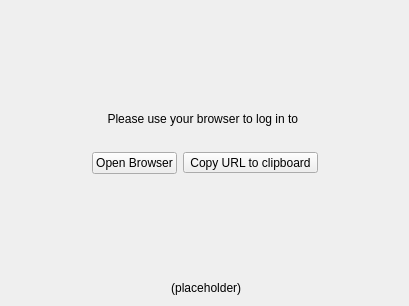
First picture: the form in src/gui/newwizard/pages/oauthcredentialssetupwizardpage.ui, repository GrossLukas/client, before the edit.
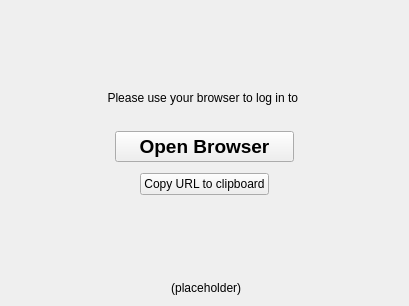
Second picture: the form after the edit. Icons and pictures are not drawn.

Commit message:
Highlight "Open browser" button
This should guide users to use this button primarily.

The edit to the form file:
```diff
--- a/src/gui/newwizard/pages/oauthcredentialssetupwizardpage.ui
+++ b/src/gui/newwizard/pages/oauthcredentialssetupwizardpage.ui
@@ -72,14 +72,63 @@
       </spacer>
      </item>
      <item>
+      <layout class="QVBoxLayout" name="verticalLayout_2">
+       <item>
       <widget class="QPushButton" name="openBrowserButton">
+         <property name="minimumSize">
+          <size>
+           <width>170</width>
+           <height>0</height>
+          </size>
+         </property>
+         <property name="font">
+          <font>
+           <pointsize>14</pointsize>
+           <weight>75</weight>
+           <italic>false</italic>
+           <bold>true</bold>
+           <underline>false</underline>
+           <strikeout>false</strikeout>
+          </font>
+         </property>
        <property name="text">
         <string>Open Browser</string>
        </property>
       </widget>
      </item>
      <item>
-      <widget class="QToolButton" name="copyUrlToClipboardButton">
+        <spacer name="verticalSpacer_4">
+         <property name="orientation">
+          <enum>Qt::Vertical</enum>
+         </property>
+         <property name="sizeType">
+          <enum>QSizePolicy::Maximum</enum>
+         </property>
+         <property name="sizeHint" stdset="0">
+          <size>
+           <width>20</width>
+           <height>5</height>
+          </size>
+         </property>
+        </spacer>
+       </item>
+       <item>
+        <layout class="QHBoxLayout" name="horizontalLayout_2">
+         <item>
+          <spacer name="horizontalSpacer_4">
+           <property name="orientation">
+            <enum>Qt::Horizontal</enum>
+           </property>
+           <property name="sizeHint" stdset="0">
+            <size>
+             <width>25</width>
+             <height>20</height>
+            </size>
+           </property>
+          </spacer>
+         </item>
+         <item>
+          <widget class="QPushButton" name="copyUrlToClipboardButton">
        <property name="text">
         <string>Copy URL to clipboard</string>
        </property>
@@ -87,10 +136,24 @@
         <iconset resource="../../../../client.qrc">
          <normaloff>:/client/resources/light/clipboard.svg</normaloff>:/client/resources/light/clipboard.svg</iconset>
        </property>
-       <property name="toolButtonStyle">
-        <enum>Qt::ToolButtonTextBesideIcon</enum>
-       </property>
-      </widget>
+          </widget>
+         </item>
+         <item>
+          <spacer name="horizontalSpacer_3">
+           <property name="orientation">
+            <enum>Qt::Horizontal</enum>
+           </property>
+           <property name="sizeHint" stdset="0">
+            <size>
+             <width>25</width>
+             <height>20</height>
+            </size>
+           </property>
+          </spacer>
+         </item>
+        </layout>
+       </item>
+      </layout>
      </item>
      <item>
       <spacer name="horizontalSpacer_2">
```
Left out of the diff: 4 changed lines with no effect on the pictures. Lines whose indentation alone changed are shown as unchanged. The commit also changes 1 other file.
